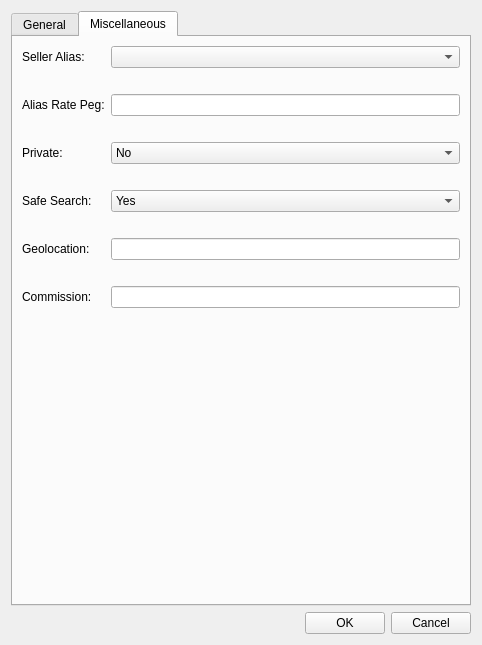
First picture: the form in src/qt/forms/editofferdialog.ui, repository blockchaindevelopers/DynamicX, before the edit.
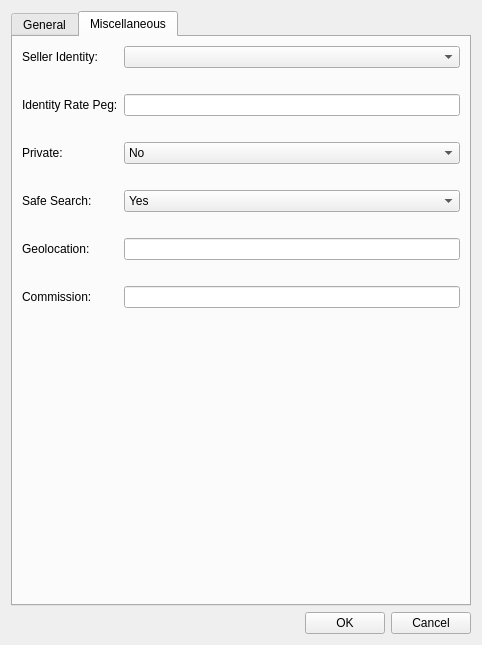
Second picture: the form after the edit. The open tabs and pages were chosen to show the change.

The edit to the form file:
```diff
--- a/src/qt/forms/editofferdialog.ui
+++ b/src/qt/forms/editofferdialog.ui
@@ -177,7 +177,7 @@
        <item row="0" column="0">
         <widget class="QLabel" name="aliasLabel">
          <property name="text">
-          <string>Seller Alias:</string>
+          <string>Seller Identity:</string>
          </property>
         </widget>
        </item>
@@ -201,7 +201,7 @@
        <item row="4" column="0">
         <widget class="QLabel" name="label_10">
          <property name="text">
-          <string>Alias Rate Peg:</string>
+          <string>Identity Rate Peg:</string>
          </property>
         </widget>
        </item>
```
Left out of the diff: 12 changed lines with no effect on the pictures.
